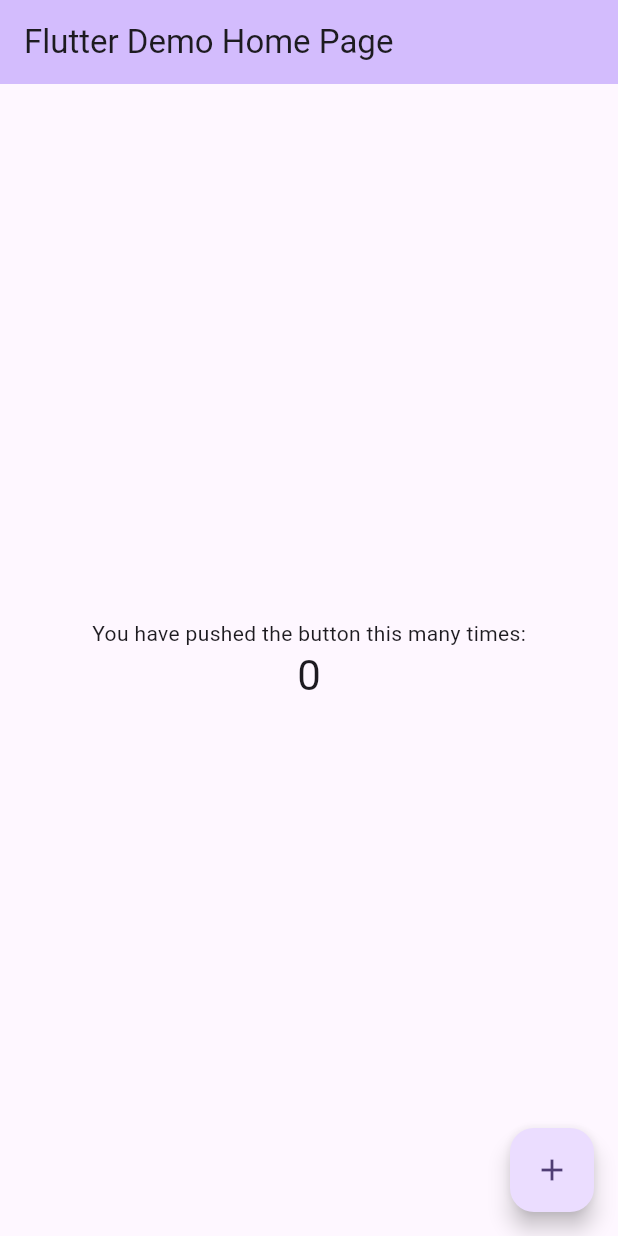
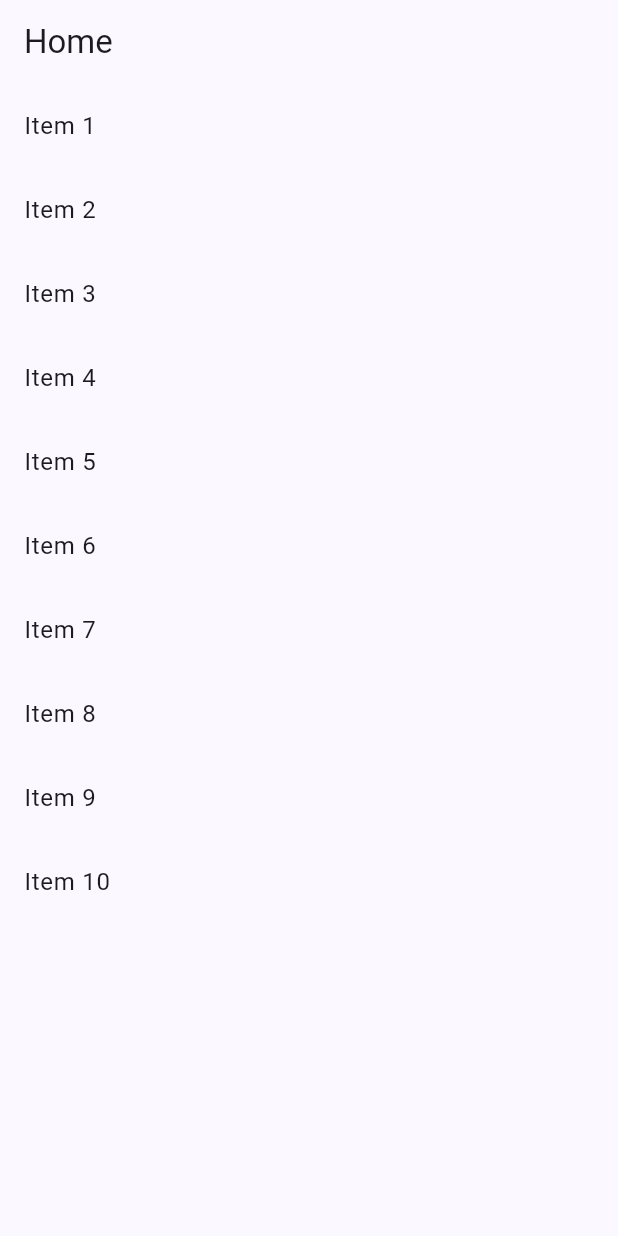
Before and after one commit to Bisminee/244107020216-mobile-course, a Flutter app: the screen it shows after launch, on a phone screen of 412 x 824 dp. Run offline on Flutter 3.47's test engine with Material 3 defaults, Android fonts, the phone set to English and light mode, and no system bars; our stand-ins replace go_router.

Commit message:
praktikum 1

```diff
--- a/03-week-3-navigation-state-management/week3_navigation/lib/main.dart
+++ b/03-week-3-navigation-state-management/week3_navigation/lib/main.dart
@@ -1,122 +1,40 @@
 import 'package:flutter/material.dart';
+import 'package:go_router/go_router.dart';
+import 'pages/detail_page.dart';
+import 'pages/home_page.dart';
+
 
 void main() {
   runApp(const MyApp());
 }
 
+final _router = GoRouter(
+  initialLocation: '/',
+  routes: [
+    GoRoute(
+      path: '/',
+      builder: (context, state) => const HomePage(),
+      routes: [
+        GoRoute(
+          path: 'detail/:id',
+          builder: (context, state) => DetailPage(
+            id: state.pathParameters['id']!,
+          ),
+        ),
+      ],
+    ),
+  ],
+);
+
+
 class MyApp extends StatelessWidget {
   const MyApp({super.key});
-
-  // This widget is the root of your application.
   @override
   Widget build(BuildContext context) {
-    return MaterialApp(
-      title: 'Flutter Demo',
-      theme: ThemeData(
-        // This is the theme of your application.
-        //
-        // TRY THIS: Try running your application with "flutter run". You'll see
-        // the application has a purple toolbar. Then, without quitting the app,
-        // try changing the seedColor in the colorScheme below to Colors.green
-        // and then invoke "hot reload" (save your changes or press the "hot
-        // reload" button in a Flutter-supported IDE, or press "r" if you used
-        // the command line to start the app).
-        //
-        // Notice that the counter didn't reset back to zero; the application
-        // state is not lost during the reload. To reset the state, use hot
-        // restart instead.
-        //
-        // This works for code too, not just values: Most code changes can be
-        // tested with just a hot reload.
-        colorScheme: .fromSeed(seedColor: Colors.deepPurple),
-      ),
-      home: const MyHomePage(title: 'Flutter Demo Home Page'),
+    return MaterialApp.router(
+      title: 'Week 3 - Navigation',
+      routerConfig: _router,
+      theme: ThemeData(colorSchemeSeed: Colors.indigo, useMaterial3: true),
     );
   }
 }
-
-class MyHomePage extends StatefulWidget {
-  const MyHomePage({super.key, required this.title});
-
-  // This widget is the home page of your application. It is stateful, meaning
-  // that it has a State object (defined below) that contains fields that affect
-  // how it looks.
-
-  // This class is the configuration for the state. It holds the values (in this
-  // case the title) provided by the parent (in this case the App widget) and
-  // used by the build method of the State. Fields in a Widget subclass are
-  // always marked "final".
-
-  final String title;
-
-  @override
-  State<MyHomePage> createState() => _MyHomePageState();
-}
-
-class _MyHomePageState extends State<MyHomePage> {
-  int _counter = 0;
-
-  void _incrementCounter() {
-    setState(() {
-      // This call to setState tells the Flutter framework that something has
-      // changed in this State, which causes it to rerun the build method below
-      // so that the display can reflect the updated values. If we changed
-      // _counter without calling setState(), then the build method would not be
-      // called again, and so nothing would appear to happen.
-      _counter++;
-    });
-  }
-
-  @override
-  Widget build(BuildContext context) {
-    // This method is rerun every time setState is called, for instance as done
-    // by the _incrementCounter method above.
-    //
-    // The Flutter framework has been optimized to make rerunning build methods
-    // fast, so that you can just rebuild anything that needs updating rather
-    // than having to individually change instances of widgets.
-    return Scaffold(
-      appBar: AppBar(
-        // TRY THIS: Try changing the color here to a specific color (to
-        // Colors.amber, perhaps?) and trigger a hot reload to see the AppBar
-        // change color while the other colors stay the same.
-        backgroundColor: Theme.of(context).colorScheme.inversePrimary,
-        // Here we take the value from the MyHomePage object that was created by
-        // the App.build method, and use it to set our appbar title.
-        title: Text(widget.title),
-      ),
-      body: Center(
-        // Center is a layout widget. It takes a single child and positions it
-        // in the middle of the parent.
-        child: Column(
-          // Column is also a layout widget. It takes a list of children and
-          // arranges them vertically. By default, it sizes itself to fit its
-          // children horizontally, and tries to be as tall as its parent.
-          //
-          // Column has various properties to control how it sizes itself and
-          // how it positions its children. Here we use mainAxisAlignment to
-          // center the children vertically; the main axis here is the vertical
-          // axis because Columns are vertical (the cross axis would be
-          // horizontal).
-          //
-          // TRY THIS: Invoke "debug painting" (choose the "Toggle Debug Paint"
-          // action in the IDE, or press "p" in the console), to see the
-          // wireframe for each widget.
-          mainAxisAlignment: .center,
-          children: [
-            const Text('You have pushed the button this many times:'),
-            Text(
-              '$_counter',
-              style: Theme.of(context).textTheme.headlineMedium,
-            ),
-          ],
-        ),
-      ),
-      floatingActionButton: FloatingActionButton(
-        onPressed: _incrementCounter,
-        tooltip: 'Increment',
-        child: const Icon(Icons.add),
-      ),
-    );
-  }
-}
--- /dev/null
+++ b/03-week-3-navigation-state-management/week3_navigation/lib/pages/detail_page.dart
@@ -0,0 +1,14 @@
+import 'package:flutter/material.dart';
+
+class DetailPage extends StatelessWidget {
+  final String id;
+  const DetailPage({super.key, required this.id});
+
+  @override
+  Widget build(BuildContext context) {
+    return Scaffold(
+      appBar: AppBar(title: Text('Detail $id')),
+      body: Center(child: Text('Anda membuka item dengan id: $id')),
+    );
+  }
+}
--- /dev/null
+++ b/03-week-3-navigation-state-management/week3_navigation/lib/pages/home_page.dart
@@ -0,0 +1,20 @@
+import 'package:flutter/material.dart';
+import 'package:go_router/go_router.dart';
+
+class HomePage extends StatelessWidget {
+  const HomePage({super.key});
+
+  @override
+  Widget build(BuildContext context) {
+    return Scaffold(
+      appBar: AppBar(title: const Text('Home')),
+      body: ListView.builder(
+        itemCount: 10,
+        itemBuilder: (context, index) => ListTile(
+          title: Text('Item ${index + 1}'),
+          onTap: () => context.go('/detail/${index + 1}'),
+        ),
+      ),
+    );
+  }
+}
--- a/03-week-3-navigation-state-management/week3_navigation/pubspec.yaml
+++ b/03-week-3-navigation-state-management/week3_navigation/pubspec.yaml
@@ -34,6 +34,7 @@ dependencies:
   # The following adds the Cupertino Icons font to your application.
   # Use with the CupertinoIcons class for iOS style icons.
   cupertino_icons: ^1.0.8
+  go_router: ^18.0.1
 
 dev_dependencies:
   flutter_test:
```
Also changed, not shown: 03-week-3-navigation-state-management/week3_navigation/pubspec.lock, 6 other files.
